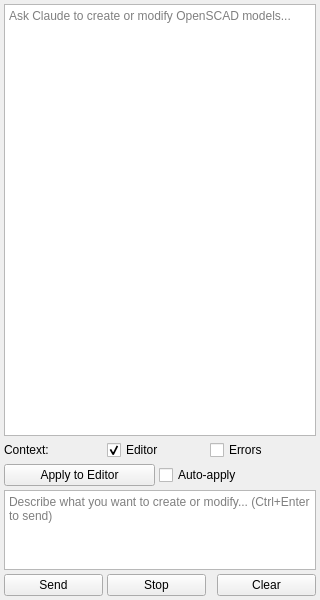
Above: src/gui/AiChat.ui from danielseung/openscad before the change. Below: the same form after it.
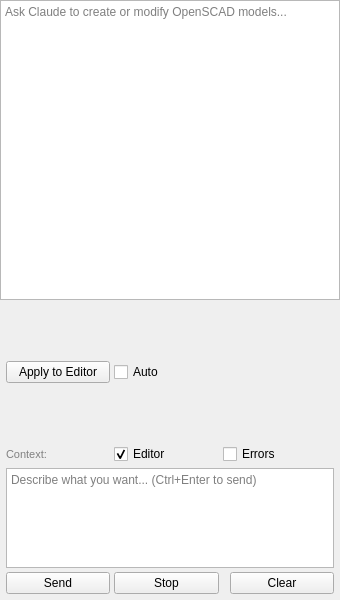
That is the form after the change. Icons and pictures are not drawn.

Commit message: Improve AI chat: markdown rendering, bug fixes, GUI redesign

```diff
--- a/src/gui/AiChat.ui
+++ b/src/gui/AiChat.ui
@@ -6,25 +6,25 @@
    <rect>
     <x>0</x>
     <y>0</y>
-    <width>320</width>
+    <width>340</width>
     <height>600</height>
    </rect>
   </property>
   <layout class="QVBoxLayout" name="mainLayout">
    <property name="leftMargin">
-    <number>4</number>
+    <number>0</number>
    </property>
    <property name="topMargin">
-    <number>4</number>
+    <number>0</number>
    </property>
    <property name="rightMargin">
-    <number>4</number>
+    <number>0</number>
    </property>
    <property name="bottomMargin">
-    <number>4</number>
+    <number>0</number>
    </property>
    <property name="spacing">
-    <number>4</number>
+    <number>0</number>
    </property>
    <item>
     <widget class="QTextBrowser" name="chatDisplay">
@@ -40,12 +40,86 @@
     </widget>
    </item>
    <item>
+    <widget class="QFrame" name="bottomPanel">
+     <property name="frameShape">
+      <enum>QFrame::NoFrame</enum>
+     </property>
+     <layout class="QVBoxLayout" name="bottomPanelLayout">
+      <property name="leftMargin">
+       <number>6</number>
+      </property>
+      <property name="topMargin">
+       <number>4</number>
+      </property>
+      <property name="rightMargin">
+       <number>6</number>
+      </property>
+      <property name="bottomMargin">
+       <number>6</number>
+      </property>
+      <property name="spacing">
+       <number>4</number>
+      </property>
+      <item>
+       <layout class="QHBoxLayout" name="codeActions">
+        <item>
+         <widget class="QPushButton" name="applyCodeButton">
+          <property name="text">
+           <string>Apply to Editor</string>
+          </property>
+          <property name="visible">
+           <bool>false</bool>
+          </property>
+          <property name="icon">
+           <iconset theme="edit-paste"/>
+          </property>
+         </widget>
+        </item>
+        <item>
+         <widget class="QCheckBox" name="autoApplyCheckBox">
+          <property name="text">
+           <string>Auto</string>
+          </property>
+          <property name="visible">
+           <bool>false</bool>
+          </property>
+          <property name="toolTip">
+           <string>Automatically apply generated code to the editor</string>
+          </property>
+         </widget>
+        </item>
+        <item>
+         <spacer name="codeActionsSpacer">
+          <property name="orientation">
+           <enum>Qt::Horizontal</enum>
+          </property>
+         </spacer>
+        </item>
+        <item>
+         <widget class="QLabel" name="tokenLabel">
+          <property name="text">
+           <string/>
+          </property>
+          <property name="visible">
+           <bool>false</bool>
+          </property>
+          <property name="styleSheet">
+           <string>color: gray; font-size: 10px;</string>
+          </property>
+         </widget>
+        </item>
+       </layout>
+      </item>
+      <item>
     <layout class="QHBoxLayout" name="contextBar">
      <item>
       <widget class="QLabel" name="contextLabel">
        <property name="text">
         <string>Context:</string>
        </property>
+          <property name="styleSheet">
+           <string>font-size: 11px; color: gray;</string>
+          </property>
       </widget>
      </item>
      <item>
@@ -77,47 +151,22 @@
      </item>
     </layout>
    </item>
-   <item>
-    <layout class="QHBoxLayout" name="codeActions">
-     <item>
-      <widget class="QPushButton" name="applyCodeButton">
-       <property name="text">
-        <string>Apply to Editor</string>
-       </property>
-       <property name="visible">
-        <bool>false</bool>
-       </property>
-      </widget>
-     </item>
-     <item>
-      <widget class="QCheckBox" name="autoApplyCheckBox">
-       <property name="text">
-        <string>Auto-apply</string>
-       </property>
-       <property name="visible">
-        <bool>false</bool>
-       </property>
-      </widget>
-     </item>
-     <item>
-      <spacer name="codeActionsSpacer">
-       <property name="orientation">
-        <enum>Qt::Horizontal</enum>
-       </property>
-      </spacer>
-     </item>
-    </layout>
-   </item>
    <item>
     <widget class="QPlainTextEdit" name="inputText">
+        <property name="minimumSize">
+         <size>
+          <width>0</width>
+          <height>40</height>
+         </size>
+        </property>
      <property name="maximumSize">
       <size>
        <width>16777215</width>
-       <height>80</height>
+          <height>100</height>
       </size>
      </property>
      <property name="placeholderText">
-      <string>Describe what you want to create or modify... (Ctrl+Enter to send)</string>
+         <string>Describe what you want... (Ctrl+Enter to send)</string>
      </property>
     </widget>
    </item>
@@ -155,6 +204,9 @@
       </widget>
      </item>
     </layout>
+      </item>
+     </layout>
+    </widget>
    </item>
   </layout>
  </widget>
```
Left out of the diff: 12 changed lines with no effect on the pictures. Lines whose indentation alone changed are shown as unchanged. The commit also changes 10 other files.
